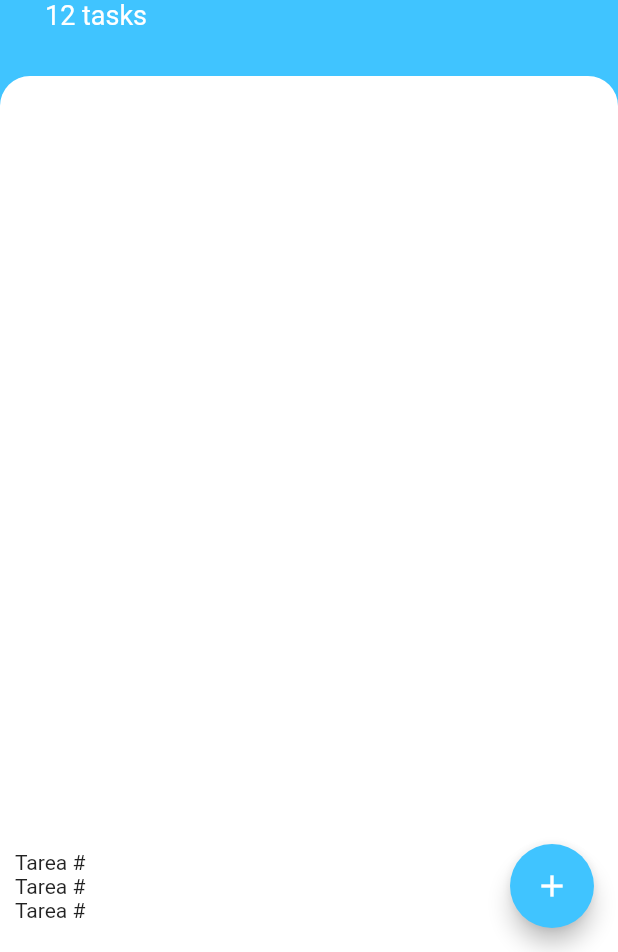
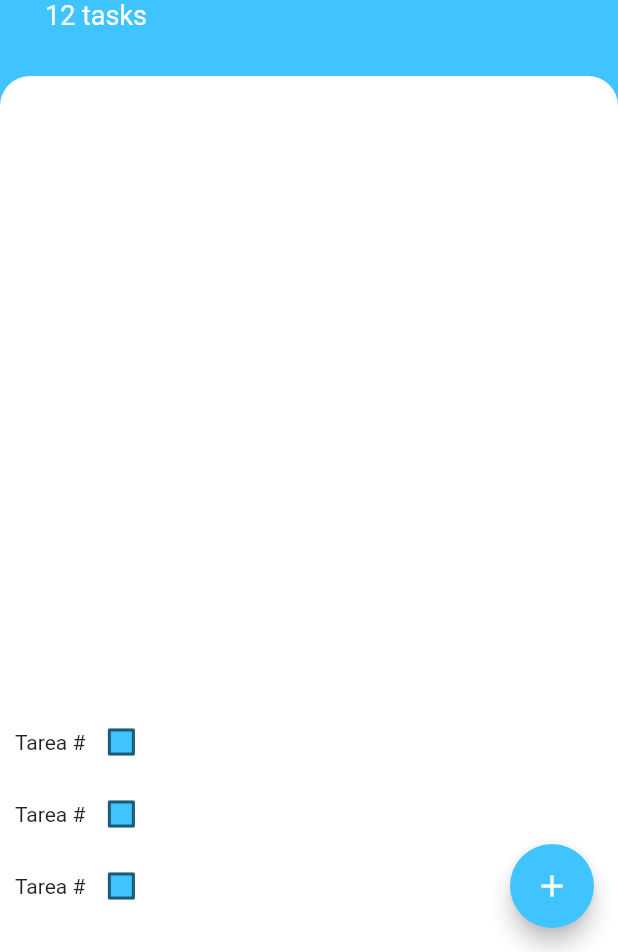
Before and after one commit to AndresLince/todoey_flutter, a Flutter app: the screen it shows after launch, on a phone screen of 412 x 824 dp, the part 284-1236 px from its top. Run offline on Flutter 3.47's test engine with Material 2 defaults, Android fonts, the phone set to English and light mode, and no system bars.

Commit message:
Add checkbox

```diff
--- a/lib/screens/tasks_screen.dart
+++ b/lib/screens/tasks_screen.dart
@@ -95,7 +95,47 @@ class TaskWidget extends StatelessWidget {
   @override
   Widget build(BuildContext context) {
     return Row(
-      children: [Text('Tarea #')],
+      children: [
+        Text('Tarea #'),
+        CheckboxExample()
+      ],
     );
   }
 }
+
+class CheckboxExample extends StatefulWidget {
+  const CheckboxExample({super.key});
+
+  @override
+  State<CheckboxExample> createState() => _CheckboxExampleState();
+}
+
+class _CheckboxExampleState extends State<CheckboxExample> {
+  bool isChecked = false;
+
+  @override
+  Widget build(BuildContext context) {
+    Color getColor(Set<MaterialState> states) {
+      const Set<MaterialState> interactiveStates = <MaterialState>{
+        MaterialState.pressed,
+        MaterialState.hovered,
+        MaterialState.focused,
+      };
+      if (states.any(interactiveStates.contains)) {
+        return Colors.blue;
+      }
+      return Colors.lightBlueAccent;
+    }
+
+    return Checkbox(
+      checkColor: Colors.white,
+      fillColor: MaterialStateProperty.resolveWith(getColor),
+      value: isChecked,
+      onChanged: (bool? value) {
+        setState(() {
+          isChecked = value!;
+        });
+      },
+    );
+  }
+}
```
